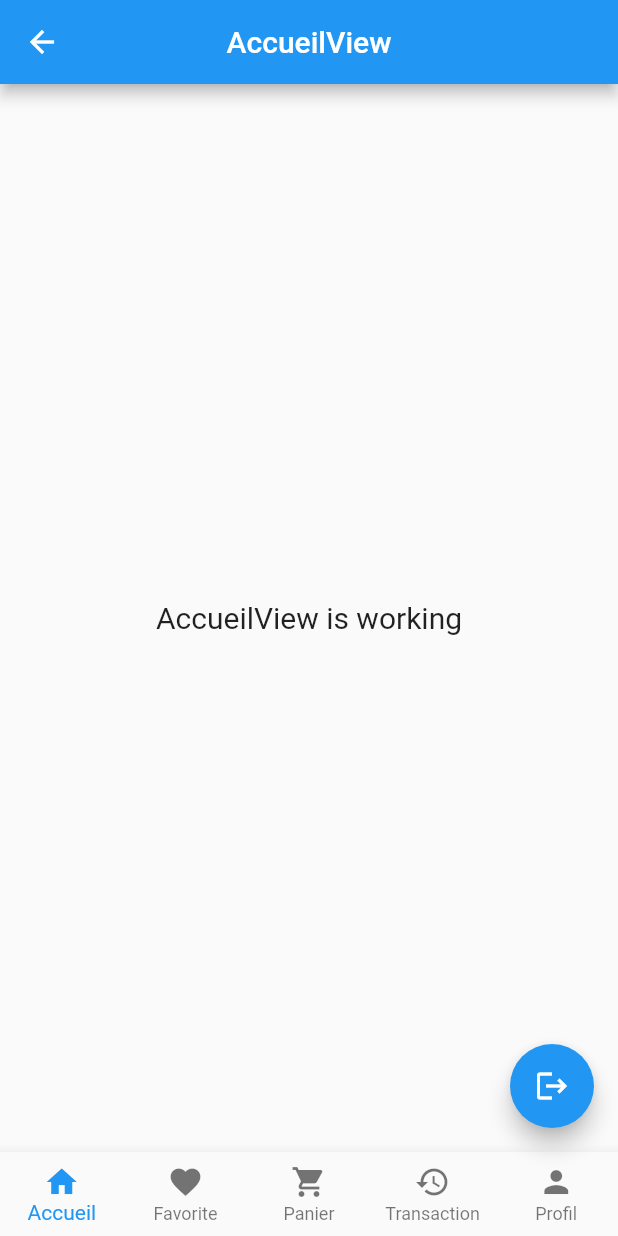
After one commit to cadot-eu/flutter_tuto_boutique, a Flutter app: the HomeView screen opened by its route, on a phone screen of 412 x 824 dp. The commit adds this screen. Run offline on Flutter 3.47's test engine with Material 2 defaults, Android fonts, the phone set to English and light mode, and no system bars; our stand-ins replace get, get_storage; accounts and stored records are empty.

Commit message:
ajout du menu bas et du tabindex pour passer de page en page

```diff
--- /dev/null
+++ b/lib/app/modules/accueil/controllers/accueil_controller.dart
@@ -0,0 +1,21 @@
+import 'package:get/get.dart';
+
+class AccueilController extends GetxController {
+  final count = 0.obs;
+  @override
+  void onInit() {
+    super.onInit();
+  }
+
+  @override
+  void onReady() {
+    super.onReady();
+  }
+
+  @override
+  void onClose() {
+    super.onClose();
+  }
+
+  void increment() => count.value++;
+}
--- /dev/null
+++ b/lib/app/modules/accueil/views/accueil_view.dart
@@ -0,0 +1,24 @@
+import 'package:flutter/material.dart';
+
+import 'package:get/get.dart';
+
+import '../controllers/accueil_controller.dart';
+
+class AccueilView extends GetView<AccueilController> {
+  const AccueilView({Key? key}) : super(key: key);
+  @override
+  Widget build(BuildContext context) {
+    return Scaffold(
+      appBar: AppBar(
+        title: const Text('AccueilView'),
+        centerTitle: true,
+      ),
+      body: const Center(
+        child: Text(
+          'AccueilView is working',
+          style: TextStyle(fontSize: 20),
+        ),
+      ),
+    );
+  }
+}
--- a/lib/app/modules/home/views/home_view.dart
+++ b/lib/app/modules/home/views/home_view.dart
@@ -1,33 +1,62 @@
 import 'package:flutter/material.dart';
 
 import 'package:get/get.dart';
-import 'package:get_storage/get_storage.dart';
+import 'package:t1/app/modules/accueil/views/accueil_view.dart';
+import 'package:t1/app/modules/favorite/views/favorite_view.dart';
 import 'package:t1/app/modules/login/controllers/login_controller.dart';
+import 'package:t1/app/modules/panier/views/panier_view.dart';
+import 'package:t1/app/modules/profil/views/profil_view.dart';
+import 'package:t1/app/modules/transaction/views/transaction_view.dart';
 
 import '../controllers/home_controller.dart';
 
 class HomeView extends GetView<HomeController> {
   HomeView({Key? key}) : super(key: key);
   final loginController = Get.put(LoginController());
-  final user = GetStorage().read('user');
 
   @override
   Widget build(BuildContext context) {
-    return Scaffold(
-      appBar: AppBar(
-        title: Text(user.email!),
-        centerTitle: true,
-      ),
-      body: const Center(
-        child: Text(
-          'HomeView is working',
-          style: TextStyle(fontSize: 20),
+    return GetBuilder<HomeController>(builder: (controller) {
+      return Scaffold(
+        body: IndexedStack(index: controller.tabIndex, children: [
+          AccueilView(),
+          FavoriteView(),
+          PanierView(),
+          TransactionView(),
+          ProfilView(),
+        ]),
+        floatingActionButton: FloatingActionButton(
+          onPressed: () => loginController.logout(),
+          child: const Icon(Icons.logout),
         ),
-      ),
-      floatingActionButton: FloatingActionButton(
-        onPressed: () => loginController.logout(),
-        child: const Icon(Icons.logout),
-      ),
-    );
+        bottomNavigationBar: BottomNavigationBar(
+          type: BottomNavigationBarType.fixed,
+          currentIndex: controller.tabIndex,
+          onTap: (index) => controller.changeTabIndex(index),
+          items: const [
+            BottomNavigationBarItem(
+              icon: Icon(Icons.home),
+              label: 'Accueil',
+            ),
+            BottomNavigationBarItem(
+              icon: Icon(Icons.favorite),
+              label: 'Favorite',
+            ),
+            BottomNavigationBarItem(
+              icon: Icon(Icons.shopping_cart),
+              label: 'Panier',
+            ),
+            BottomNavigationBarItem(
+              icon: Icon(Icons.history),
+              label: 'Transaction',
+            ),
+            BottomNavigationBarItem(
+              icon: Icon(Icons.person),
+              label: 'Profil',
+            ),
+          ],
+        ),
+      );
+    });
   }
 }
--- a/lib/app/routes/app_pages.dart
+++ b/lib/app/routes/app_pages.dart
@@ -1,11 +1,21 @@
 import 'package:get/get.dart';
 
+import '../modules/accueil/bindings/accueil_binding.dart';
+import '../modules/accueil/views/accueil_view.dart';
+import '../modules/favorite/bindings/favorite_binding.dart';
+import '../modules/favorite/views/favorite_view.dart';
 import '../modules/home/bindings/home_binding.dart';
 import '../modules/home/views/home_view.dart';
 import '../modules/login/bindings/login_binding.dart';
 import '../modules/login/views/login_view.dart';
+import '../modules/panier/bindings/panier_binding.dart';
+import '../modules/panier/views/panier_view.dart';
+import '../modules/profil/bindings/profil_binding.dart';
+import '../modules/profil/views/profil_view.dart';
 import '../modules/splash/bindings/splash_binding.dart';
 import '../modules/splash/views/splash_view.dart';
+import '../modules/transaction/bindings/transaction_binding.dart';
+import '../modules/transaction/views/transaction_view.dart';
 
 part 'app_routes.dart';
 
@@ -30,5 +40,30 @@ class AppPages {
       page: () => LoginView(),
       binding: LoginBinding(),
     ),
+    GetPage(
+      name: _Paths.ACCUEIL,
+      page: () => const AccueilView(),
+      binding: AccueilBinding(),
+    ),
+    GetPage(
+      name: _Paths.FAVORITE,
+      page: () => const FavoriteView(),
+      binding: FavoriteBinding(),
+    ),
+    GetPage(
+      name: _Paths.PANIER,
+      page: () => const PanierView(),
+      binding: PanierBinding(),
+    ),
+    GetPage(
+      name: _Paths.TRANSACTION,
+      page: () => const TransactionView(),
+      binding: TransactionBinding(),
+    ),
+    GetPage(
+      name: _Paths.PROFIL,
+      page: () => const ProfilView(),
+      binding: ProfilBinding(),
+    ),
   ];
 }
--- a/lib/app/routes/app_routes.dart
+++ b/lib/app/routes/app_routes.dart
@@ -6,6 +6,11 @@ abstract class Routes {
   static const HOME = _Paths.HOME;
   static const SPLASH = _Paths.SPLASH;
   static const LOGIN = _Paths.LOGIN;
+  static const ACCUEIL = _Paths.ACCUEIL;
+  static const FAVORITE = _Paths.FAVORITE;
+  static const PANIER = _Paths.PANIER;
+  static const TRANSACTION = _Paths.TRANSACTION;
+  static const PROFIL = _Paths.PROFIL;
 }
 
 abstract class _Paths {
@@ -13,4 +18,9 @@ abstract class _Paths {
   static const HOME = '/home';
   static const SPLASH = '/splash';
   static const LOGIN = '/login';
+  static const ACCUEIL = '/accueil';
+  static const FAVORITE = '/favorite';
+  static const PANIER = '/panier';
+  static const TRANSACTION = '/transaction';
+  static const PROFIL = '/profil';
 }
```
Also changed, not shown: lib/app/modules/accueil/bindings/accueil_binding.dart (added, +12 -0 lines), lib/app/modules/favorite/bindings/favorite_binding.dart (added, +12 -0 lines), lib/app/modules/favorite/controllers/favorite_controller.dart (added, +21 -0 lines), lib/app/modules/favorite/views/favorite_view.dart (added, +24 -0 lines), lib/app/modules/home/controllers/home_controller.dart (+4 -18 lines), lib/app/modules/panier/bindings/panier_binding.dart (added, +12 -0 lines), lib/app/modules/panier/controllers/panier_controller.dart (added, +21 -0 lines), lib/app/modules/panier/views/panier_view.dart (added, +24 -0 lines), lib/app/modules/profil/bindings/profil_binding.dart (added, +12 -0 lines), lib/app/modules/profil/controllers/profil_controller.dart (added, +21 -0 lines), lib/app/modules/profil/views/profil_view.dart (added, +24 -0 lines), lib/app/modules/transaction/bindings/transaction_binding.dart (added, +12 -0 lines), lib/app/modules/transaction/controllers/transaction_controller.dart (added, +21 -0 lines), lib/app/modules/transaction/views/transaction_view.dart (added, +24 -0 lines).
